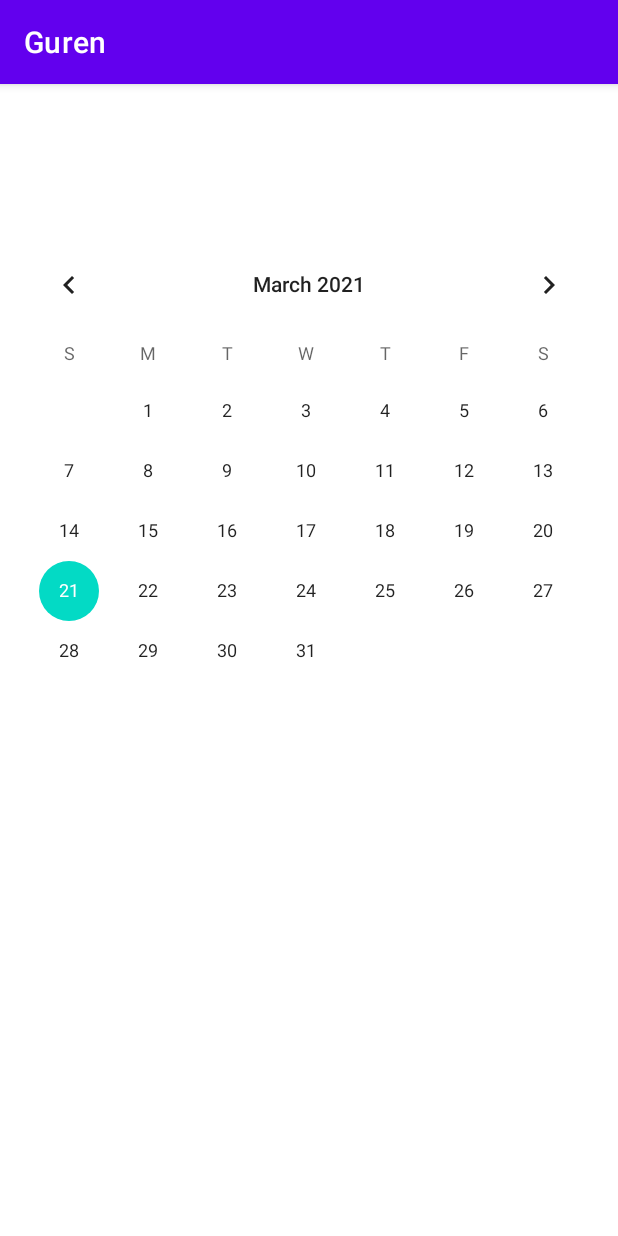
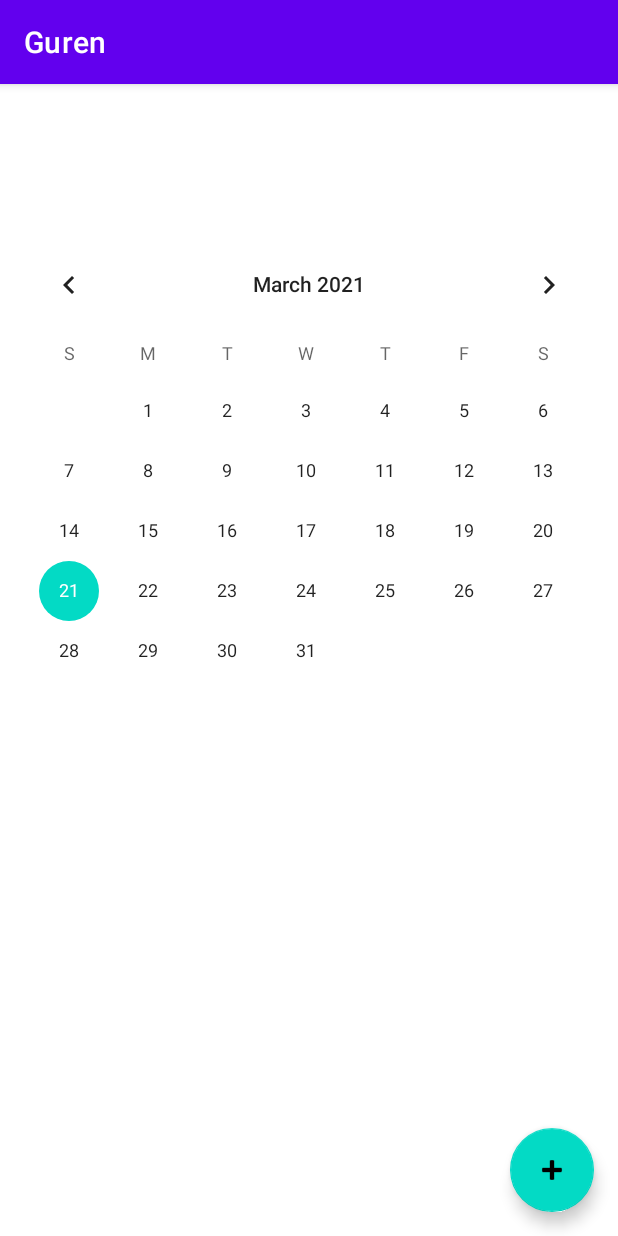
Before and after one commit to dunbs/Guren, an Android app: the screen it shows after launch (TaskActivity before the commit, CalendarActivity after it), on a phone screen of 412 x 824 dp. Run offline under Robolectric (Android 15) with nearby library versions, the phone set to English and light mode, and no system bars.

Commit message:
add task list activity

```diff
--- a/Guren/app/build.gradle
+++ b/Guren/app/build.gradle
@@ -36,5 +36,4 @@ dependencies {
     testImplementation 'junit:junit:4.+'
     androidTestImplementation 'androidx.test.ext:junit:1.1.2'
     androidTestImplementation 'androidx.test.espresso:espresso-core:3.3.0'
-
 }
--- a/Guren/app/src/main/java/UI/MainActivity.java
+++ b/Guren/app/src/main/java/UI/Main/MainActivity.java
@@ -1,4 +1,4 @@
-package UI;
+package UI.Main;
 
 import androidx.appcompat.app.AppCompatActivity;
 
--- /dev/null
+++ b/Guren/app/src/main/java/UI/Task/CalendarActivity.java
@@ -0,0 +1,36 @@
+package UI.Task;
+
+import androidx.appcompat.app.AppCompatActivity;
+
+import android.content.Intent;
+import android.os.Bundle;
+import android.view.View;
+import android.widget.Button;
+
+import UI.Task.TaskListActivity;
+
+import com.akarui.guren.R;
+import com.google.android.material.floatingactionbutton.FloatingActionButton;
+
+public class CalendarActivity extends AppCompatActivity {
+
+    @Override
+    protected void onCreate(Bundle savedInstanceState) {
+        super.onCreate(savedInstanceState);
+        setContentView(R.layout.activity_calendar);
+
+        addTaskList();
+    }
+
+    private void addTaskList() {
+        FloatingActionButton addTaskBtn;
+        addTaskBtn = (FloatingActionButton) findViewById(R.id.fab);
+
+        addTaskBtn.setOnClickListener(new View.OnClickListener() {
+            @Override
+            public void onClick(View view) {
+                startActivity(new Intent(CalendarActivity.this, TaskListActivity.class));
+            }
+        });
+    }
+}
--- a/Guren/app/src/main/java/UI/TaskActivity.java
+++ /dev/null
@@ -1,16 +0,0 @@
-package UI;
-
-import androidx.appcompat.app.AppCompatActivity;
-
-import android.os.Bundle;
-
-import com.akarui.guren.R;
-
-public class TaskActivity extends AppCompatActivity {
-
-    @Override
-    protected void onCreate(Bundle savedInstanceState) {
-        super.onCreate(savedInstanceState);
-        setContentView(R.layout.activity_task);
-    }
-}
--- /dev/null
+++ b/Guren/app/src/main/res/layout/activity_calendar.xml
@@ -0,0 +1,28 @@
+<?xml version="1.0" encoding="utf-8"?>
+<androidx.constraintlayout.widget.ConstraintLayout xmlns:android="http://schemas.android.com/apk/res/android"
+    xmlns:app="http://schemas.android.com/apk/res-auto"
+    xmlns:tools="http://schemas.android.com/tools"
+    android:layout_width="match_parent"
+    android:layout_height="match_parent"
+    tools:context="UI.Task.CalendarActivity"
+    android:paddingTop="100dp"
+>
+
+    <CalendarView
+        android:layout_width="match_parent"
+        android:layout_height="wrap_content"
+    />
+
+    <com.google.android.material.floatingactionbutton.FloatingActionButton
+        android:id="@+id/fab"
+        android:layout_width="wrap_content"
+        android:layout_height="wrap_content"
+        android:layout_gravity="end|bottom"
+        android:layout_margin="16dp"
+        android:contentDescription="Add task"
+        android:src="@android:drawable/ic_input_add"
+
+        app:layout_constraintBottom_toBottomOf="parent"
+        app:layout_constraintEnd_toEndOf="parent" />
+
+</androidx.constraintlayout.widget.ConstraintLayout>
--- a/Guren/app/src/main/res/layout/activity_main.xml
+++ b/Guren/app/src/main/res/layout/activity_main.xml
@@ -4,6 +4,6 @@
     xmlns:tools="http://schemas.android.com/tools"
     android:layout_width="match_parent"
     android:layout_height="match_parent"
-    tools:context="UI.MainActivity">
+    tools:context="UI.Main.MainActivity">
 
 </androidx.constraintlayout.widget.ConstraintLayout>
--- a/Guren/app/src/main/res/layout/activity_task.xml
+++ /dev/null
@@ -1,27 +0,0 @@
-<?xml version="1.0" encoding="utf-8"?>
-<androidx.constraintlayout.widget.ConstraintLayout xmlns:android="http://schemas.android.com/apk/res/android"
-    xmlns:app="http://schemas.android.com/apk/res-auto"
-    xmlns:tools="http://schemas.android.com/tools"
-    android:layout_width="match_parent"
-    android:layout_height="match_parent"
-    tools:context="UI.TaskActivity"
-    android:paddingTop="100dp"
->
-
-    <CalendarView
-        android:layout_width="match_parent"
-        android:layout_height="wrap_content"
-    />
-
-<!--    <com.google.android.material.floatingactionbutton.FloatingActionButton-->
-<!--        android:id="@+id/fab"-->
-<!--        android:layout_width="wrap_content"-->
-<!--        android:layout_height="wrap_content"-->
-<!--        android:layout_gravity="end|bottom"-->
-<!--        android:layout_margin="16dp"-->
-<!--        android:contentDescription="Add task"-->
-<!--        android:src="@drawable/ic_my_icon"-->
-
-<!--        app:layout_constraintBottom_toBottomOf="parent"-->
-<!--        app:layout_constraintEnd_toEndOf="parent" />-->
-</androidx.constraintlayout.widget.ConstraintLayout>
```
Also changed, not shown: Guren/app/src/main/AndroidManifest.xml (+6 -4 lines), Guren/app/src/main/java/UI/Task/TaskListActivity.java (added, +37 -0 lines), Guren/app/src/main/res/layout/activity_task_list.xml (added, +53 -0 lines), Guren/build.gradle (line endings or trailing spaces).
